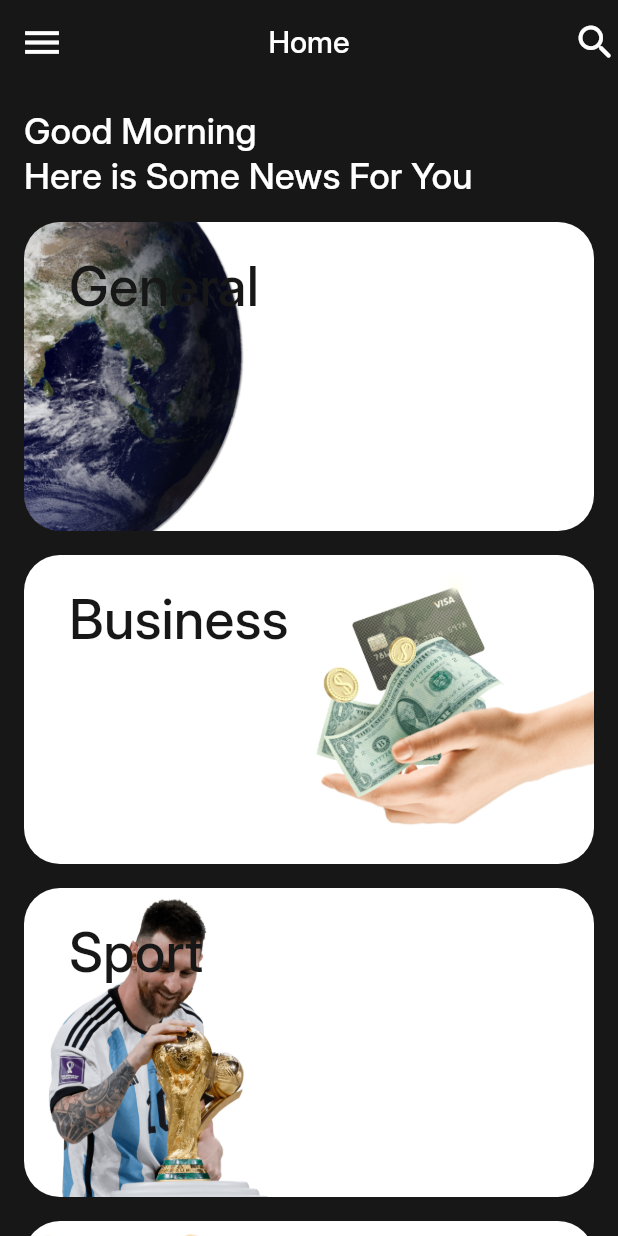
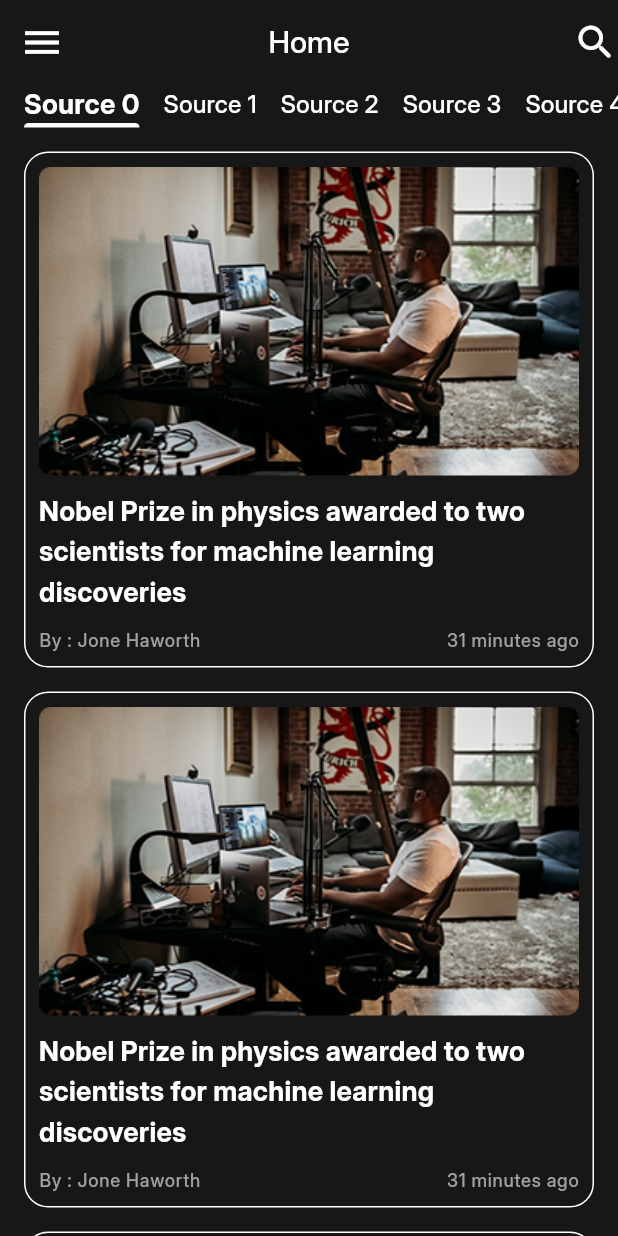
Before and after one commit to sma826/news_app, a Flutter app: the screen it shows after launch, on a phone screen of 412 x 824 dp. Run offline on Flutter 3.47's test engine with Material 3 defaults, Android fonts, the phone set to English and light mode, and no system bars; our stand-ins replace timeago.

Commit message:
implement news view UI

```diff
--- a/lib/constants/app_theme.dart
+++ b/lib/constants/app_theme.dart
@@ -1,4 +1,3 @@
-import 'dart:ui';
 import 'package:flutter/material.dart';
 
 class AppTheme {
@@ -27,6 +26,24 @@ class AppTheme {
         color: white,
         fontFamily: 'inter',
       ),
+      titleMedium: TextStyle(
+        fontSize: 18,
+        fontWeight: FontWeight.bold,
+        color: white,
+        fontFamily: 'inter',
+      ),
+      titleSmall: TextStyle(
+        fontSize: 16,
+        fontWeight: FontWeight.w500,
+        color: white,
+        fontFamily: 'inter',
+      ),
+      labelSmall: TextStyle(
+        fontSize: 12,
+        fontWeight: FontWeight.w500,
+        color: grey,
+        fontFamily: 'inter',
+      ),
     ),
   );
 }
--- a/lib/home_screen.dart
+++ b/lib/home_screen.dart
@@ -1,6 +1,6 @@
 import 'package:flutter/material.dart';
-import 'package:news_application/categories/categories_view.dart';
 import 'package:news_application/constants/app_theme.dart';
+import 'package:news_application/news/news_view.dart';
 
 class HomeScreen extends StatelessWidget {
   static const String routname = '/home';
@@ -17,7 +17,7 @@ class HomeScreen extends StatelessWidget {
           Icon(Icons.search_rounded, color: AppTheme.white, size: 30,)
         ],
       ),
-      body: CategoriesView(),
+      body: NewsView(),
     );
   }
 }
--- /dev/null
+++ b/lib/models/source_model.dart
@@ -0,0 +1,6 @@
+class SourceModel {
+  String id;
+  String name;
+
+  SourceModel({required this.id, required this.name});
+}
--- /dev/null
+++ b/lib/news/news_item.dart
@@ -0,0 +1,47 @@
+import 'package:flutter/material.dart';
+import 'package:news_application/constants/app_theme.dart';
+import 'package:timeago/timeago.dart' as timeago;
+
+class NewsItem extends StatelessWidget {
+  const NewsItem({super.key});
+
+  @override
+  Widget build(BuildContext context) {
+    TextTheme textTheme = Theme.of(context).textTheme;
+    DateTime dateTime = DateTime.now().subtract(Duration(minutes: 31));
+
+    return Container(
+      padding: EdgeInsets.all(9),
+      decoration: BoxDecoration(
+        borderRadius: BorderRadius.circular(16),
+        border: Border.all(width: 1, color: AppTheme.white),
+      ),
+      child: Column(
+        children: [
+          ClipRRect(
+            borderRadius: BorderRadius.circular(8),
+            child: Image.asset(
+              'assets/images/news2.png',
+              height: MediaQuery.sizeOf(context).height * 0.25,
+              width: double.infinity,
+              fit: BoxFit.fill,
+            ),
+          ),
+          SizedBox(height: 10),
+          Text(
+            'Nobel Prize in physics awarded to two\nscientists for machine learning discoveries',
+            style: textTheme.titleMedium,
+          ),
+          SizedBox(height: 10),
+          Row(
+            mainAxisAlignment: MainAxisAlignment.spaceBetween,
+            children: [
+              Text('By : Jone Haworth', style: textTheme.labelSmall),
+              Text(timeago.format(dateTime), style: textTheme.labelSmall),
+            ],
+          ),
+        ],
+      ),
+    );
+  }
+}
--- /dev/null
+++ b/lib/news/news_view.dart
@@ -0,0 +1,58 @@
+import 'package:flutter/material.dart';
+import 'package:news_application/constants/app_theme.dart';
+import 'package:news_application/models/source_model.dart';
+import 'package:news_application/news/news_item.dart';
+import 'package:news_application/news/tab_item.dart';
+
+class NewsView extends StatefulWidget {
+  @override
+  State<NewsView> createState() => _NewsViewState();
+}
+
+class _NewsViewState extends State<NewsView> {
+  int currentIndex = 0;
+
+  List<SourceModel> sources = List.generate(
+    10,
+    (index) => SourceModel(id: '$index', name: 'Source $index'),
+  );
+
+  @override
+  Widget build(BuildContext context) {
+    return Column(
+      children: [
+        DefaultTabController(
+          length: sources.length,
+          child: TabBar(
+            isScrollable: true,
+            dividerColor: Colors.transparent,
+            indicatorColor: AppTheme.white,
+            tabAlignment: TabAlignment.start,
+            labelPadding: EdgeInsetsDirectional.only(start: 16),
+            tabs: sources
+                .map(
+                  (source) => TabItem(
+                    source: source,
+                    isSelected: currentIndex == sources.indexOf(source),
+                  ),
+                )
+                .toList(),
+            onTap: (index) {
+              if (currentIndex == index) return;
+              currentIndex = index;
+              setState(() {});
+            },
+          ),
+        ),
+        Expanded(
+          child: ListView.separated(
+            padding: EdgeInsets.only(left: 16, right: 16, top: 16),
+            itemBuilder: (_, index) => NewsItem(),
+            separatorBuilder: (_, index) => SizedBox(height: 16),
+            itemCount: 10,
+          ),
+        ),
+      ],
+    );
+  }
+}
--- /dev/null
+++ b/lib/news/tab_item.dart
@@ -0,0 +1,18 @@
+import 'package:flutter/material.dart';
+import 'package:news_application/models/source_model.dart';
+
+class TabItem extends StatelessWidget {
+  SourceModel source;
+  bool isSelected;
+
+  TabItem({super.key, required this.source, required this.isSelected});
+
+  @override
+  Widget build(BuildContext context) {
+    TextTheme textTheme = Theme.of(context).textTheme;
+    return Text(
+      source.name,
+      style: isSelected ? textTheme.titleMedium : textTheme.titleSmall,
+    );
+  }
+}
--- a/pubspec.yaml
+++ b/pubspec.yaml
@@ -34,6 +34,7 @@ dependencies:
   # The following adds the Cupertino Icons font to your application.
   # Use with the CupertinoIcons class for iOS style icons.
   cupertino_icons: ^1.0.8
+  timeago: ^3.7.1
 
 dev_dependencies:
   flutter_test:
```
Also changed, not shown: assets/images/news2.png (added), pubspec.lock.
